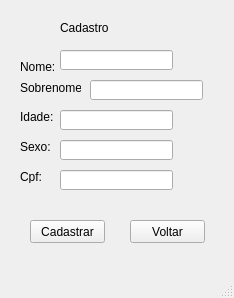
This is Gerenciamento-hotel--master/hotel/cadastro.ui in leomilos/Gerenciamento-hotel- as Qt 5 draws it before an edit. The edited form follows.
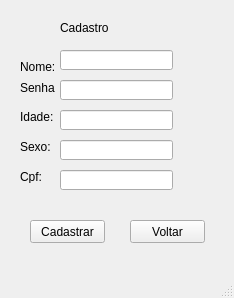
This is the edited form.

The edit to the form file:
```diff
--- a/Gerenciamento-hotel--master/hotel/cadastro.ui
+++ b/Gerenciamento-hotel--master/hotel/cadastro.ui
@@ -27,12 +27,15 @@
    <widget class="QLineEdit" name="lineEdit_2">
     <property name="geometry">
      <rect>
-      <x>90</x>
+      <x>60</x>
       <y>80</y>
       <width>113</width>
       <height>20</height>
      </rect>
     </property>
+    <property name="inputMask">
+     <string/>
+    </property>
    </widget>
    <widget class="QLineEdit" name="lineEdit_3">
     <property name="geometry">
@@ -100,7 +103,7 @@
      </rect>
     </property>
     <property name="text">
-     <string>Sobrenome:</string>
+     <string>Senha</string>
     </property>
    </widget>
    <widget class="QLabel" name="label_4">
```
Left out of the diff: 12 changed lines with no effect on the pictures.
